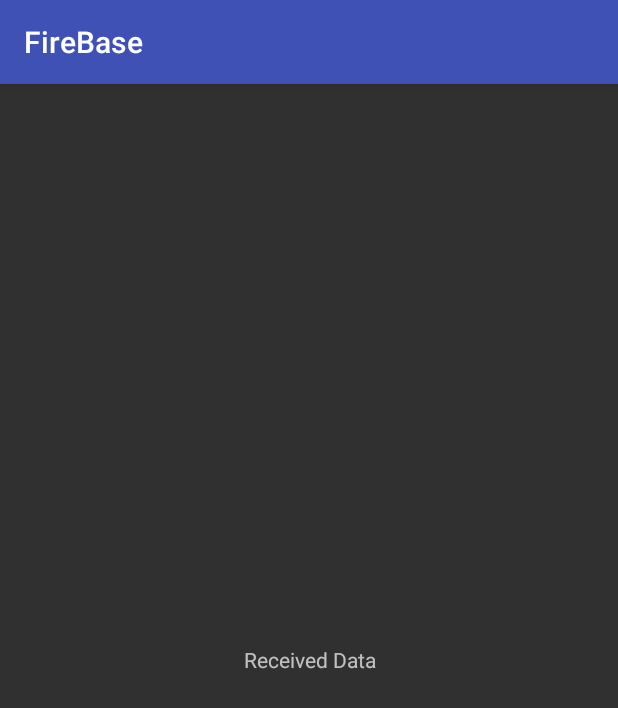
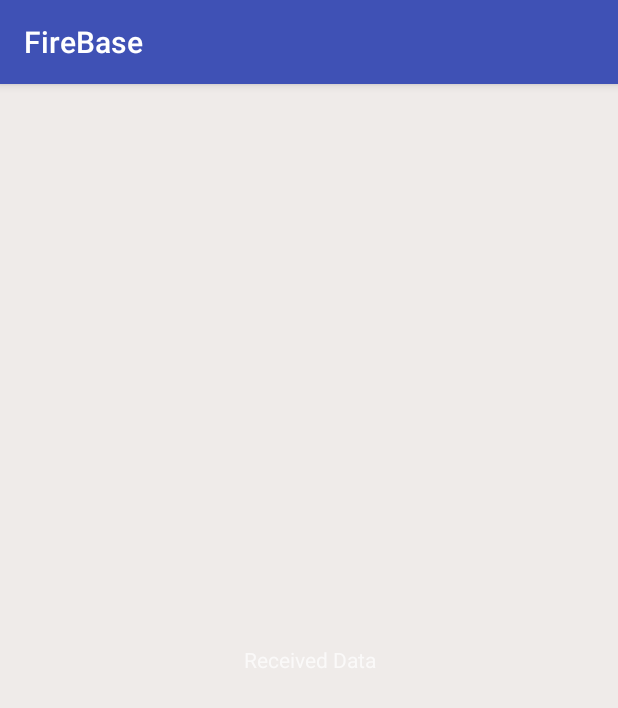
Before and after one commit to rakeshsenapathi/FireBase, an Android app: the screen it shows after launch (DisplayActivity), after a tap on "RECEIVE DATA", on a phone screen of 412 x 824 dp. Shown: the top 708 px of the screen. Run offline under Robolectric (Android 15) with nearby library versions, the phone set to English and light mode, and no system bars; libraries missing offline, so code that uses them is left out: com.firebase.client; 2 statements that could not run were skipped.

Commit message:
Fixed switch case issue

```diff
--- a/FireBase/app/src/main/java/com/senapathi/firebase/MainActivity.java
+++ b/FireBase/app/src/main/java/com/senapathi/firebase/MainActivity.java
@@ -47,10 +47,11 @@ public class MainActivity extends AppCompatActivity implements View.OnClickListe
                 value.setText("");
             } else
                 Toast.makeText(MainActivity.this, "Enter valid details", Toast.LENGTH_SHORT).show();
-
+            break;
             case R.id.receivebtn:
                 Intent intent = new Intent(MainActivity.this,DisplayActivity.class);
                 startActivity(intent);
+                break;
         }
     }
 }
--- a/FireBase/app/src/main/res/layout/activity_main.xml
+++ b/FireBase/app/src/main/res/layout/activity_main.xml
@@ -1,7 +1,7 @@
 <RelativeLayout xmlns:android="http://schemas.android.com/apk/res/android"
     android:layout_width="match_parent"
     android:layout_height="match_parent"
-    android:background="#9E9E9E">
+    android:background="#EFEBE9">
 
     <EditText
         android:id="@+id/key_edt"
--- a/FireBase/app/src/main/res/layout/displaylayout.xml
+++ b/FireBase/app/src/main/res/layout/displaylayout.xml
@@ -2,7 +2,8 @@
 <LinearLayout xmlns:android="http://schemas.android.com/apk/res/android"
     android:orientation="vertical" android:layout_width="match_parent"
     android:layout_height="match_parent"
-    android:gravity="center">
+    android:gravity="center"
+    android:background="#EFEBE9">
 
     <TextView
         android:text="Received Data"
```
